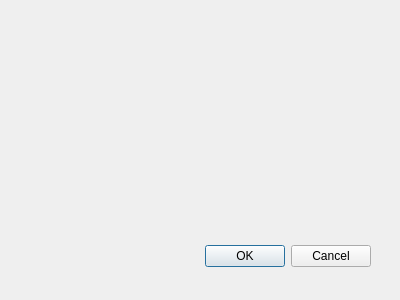
Before: the Qt Designer form outdialog.ui in ag8920/navigation, drawn with Qt 5.
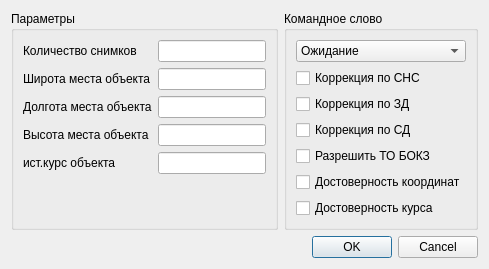
After: the same form once the commit is applied.

The edit to the form file:
```diff
--- a/outdialog.ui
+++ b/outdialog.ui
@@ -8,29 +8,182 @@
    <rect>
     <x>0</x>
     <y>0</y>
-    <width>400</width>
-    <height>300</height>
+    <width>510</width>
+    <height>284</height>
    </rect>
   </property>
+  <property name="minimumSize">
+   <size>
+    <width>510</width>
+    <height>284</height>
+   </size>
+  </property>
   <property name="windowTitle">
    <string>Dialog</string>
   </property>
-  <widget name="buttonBox" class="QDialogButtonBox">
-   <property name="geometry">
-    <rect>
-     <x>30</x>
-     <y>240</y>
-     <width>341</width>
-     <height>32</height>
-    </rect>
+  <layout class="QGridLayout" name="gridLayout">
+   <property name="sizeConstraint">
+    <enum>QLayout::SetFixedSize</enum>
    </property>
-   <property name="orientation">
-    <enum>Qt::Horizontal</enum>
-   </property>
-   <property name="standardButtons">
-    <set>QDialogButtonBox::Cancel|QDialogButtonBox::Ok</set>
-   </property>
-  </widget>
+   <item row="0" column="0">
+    <widget class="QGroupBox" name="groupBox_2">
+     <property name="title">
+      <string>Параметры</string>
+     </property>
+     <layout class="QFormLayout" name="formLayout">
+      <item row="0" column="0">
+       <widget class="QLabel" name="label">
+        <property name="text">
+         <string>Количество снимков</string>
+        </property>
+       </widget>
+      </item>
+      <item row="0" column="1">
+       <widget class="QLineEdit" name="lineEditShots">
+        <property name="text">
+         <string/>
+        </property>
+       </widget>
+      </item>
+      <item row="1" column="0">
+       <widget class="QLabel" name="label_2">
+        <property name="text">
+         <string>Широта места объекта</string>
+        </property>
+       </widget>
+      </item>
+      <item row="1" column="1">
+       <widget class="QLineEdit" name="lineEditLat"/>
+      </item>
+      <item row="2" column="0">
+       <widget class="QLabel" name="label_3">
+        <property name="text">
+         <string>Долгота места объекта</string>
+        </property>
+       </widget>
+      </item>
+      <item row="2" column="1">
+       <widget class="QLineEdit" name="lineEditLon"/>
+      </item>
+      <item row="3" column="0">
+       <widget class="QLabel" name="label_4">
+        <property name="text">
+         <string>Высота места объекта</string>
+        </property>
+       </widget>
+      </item>
+      <item row="3" column="1">
+       <widget class="QLineEdit" name="lineEditH"/>
+      </item>
+      <item row="4" column="0">
+       <widget class="QLabel" name="label_5">
+        <property name="text">
+         <string>ист.курс объекта</string>
+        </property>
+       </widget>
+      </item>
+      <item row="4" column="1">
+       <widget class="QLineEdit" name="lineEditTHdg"/>
+      </item>
+     </layout>
+    </widget>
+   </item>
+   <item row="0" column="1">
+    <widget class="QGroupBox" name="groupBox">
+     <property name="title">
+      <string>Командное слово</string>
+     </property>
+     <layout class="QVBoxLayout" name="verticalLayout">
+      <item>
+       <widget class="QComboBox" name="comboBoxMode">
+        <item>
+         <property name="text">
+          <string>Ожидание</string>
+         </property>
+        </item>
+        <item>
+         <property name="text">
+          <string>Выставка ГК</string>
+         </property>
+        </item>
+        <item>
+         <property name="text">
+          <string>Выставка ЗК</string>
+         </property>
+        </item>
+        <item>
+         <property name="text">
+          <string>Выставка по БОКЗ</string>
+         </property>
+        </item>
+        <item>
+         <property name="text">
+          <string>Выставка по СНС</string>
+         </property>
+        </item>
+        <item>
+         <property name="text">
+          <string>Тест-контроль</string>
+         </property>
+        </item>
+       </widget>
+      </item>
+      <item>
+       <widget class="QCheckBox" name="checkBoxSNScor">
+        <property name="text">
+         <string>Коррекция по СНС</string>
+        </property>
+       </widget>
+      </item>
+      <item>
+       <widget class="QCheckBox" name="checkBoxBOKZcor">
+        <property name="text">
+         <string>Коррекция по ЗД</string>
+        </property>
+       </widget>
+      </item>
+      <item>
+       <widget class="QCheckBox" name="checkBoxSDcor">
+        <property name="text">
+         <string>Коррекция по СД</string>
+        </property>
+       </widget>
+      </item>
+      <item>
+       <widget class="QCheckBox" name="checkBoxTOBokz">
+        <property name="text">
+         <string>Разрешить ТО БОКЗ</string>
+        </property>
+       </widget>
+      </item>
+      <item>
+       <widget class="QCheckBox" name="checkBoxPosval">
+        <property name="text">
+         <string>Достоверность координат</string>
+        </property>
+       </widget>
+      </item>
+      <item>
+       <widget class="QCheckBox" name="checkBoxThdval">
+        <property name="text">
+         <string>Достоверность курса</string>
+        </property>
+       </widget>
+      </item>
+     </layout>
+    </widget>
+   </item>
+   <item row="1" column="1">
+    <widget class="QDialogButtonBox" name="buttonBox">
+     <property name="orientation">
+      <enum>Qt::Horizontal</enum>
+     </property>
+     <property name="standardButtons">
+      <set>QDialogButtonBox::Cancel|QDialogButtonBox::Ok</set>
+     </property>
+    </widget>
+   </item>
+  </layout>
  </widget>
  <pixmapfunction/>
  <resources/>
```
Left out of the diff: 25 changed lines with no effect on the pictures.
